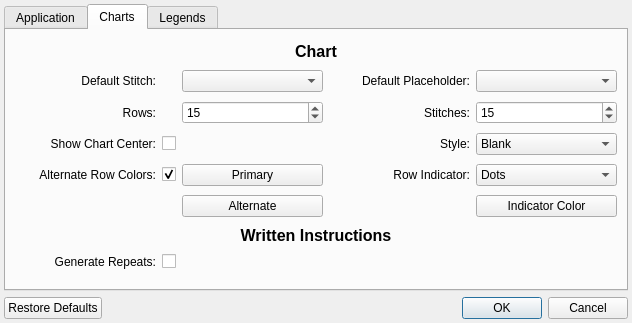
First picture: the form in src/settings.ui, repository iPenguin/CrochetCharts, before the edit.
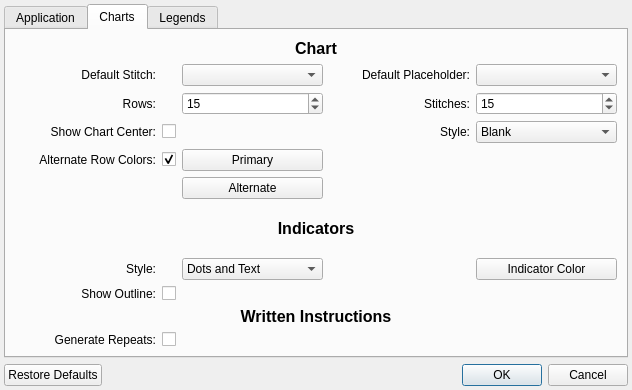
Second picture: the form after the edit. The open tabs and pages were chosen to show the change.

Commit message: Major improvments in Indicator handling.

What changed in the file:
```diff
--- a/src/settings.ui
+++ b/src/settings.ui
@@ -7,7 +7,7 @@
     <x>0</x>
     <y>0</y>
     <width>632</width>
-    <height>323</height>
+    <height>390</height>
    </rect>
   </property>
   <property name="windowTitle">
@@ -268,48 +268,6 @@
          </property>
         </widget>
        </item>
-       <item row="10" column="3">
-        <widget class="QLabel" name="label_28">
-         <property name="text">
-          <string>Row Indicator:</string>
-         </property>
-         <property name="alignment">
-          <set>Qt::AlignRight|Qt::AlignTrailing|Qt::AlignVCenter</set>
-         </property>
-         <property name="buddy">
-          <cstring>chartRowIndicator</cstring>
-         </property>
-        </widget>
-       </item>
-       <item row="11" column="4">
-        <widget class="QPushButton" name="dotColorBttn">
-         <property name="enabled">
-          <bool>true</bool>
-         </property>
-         <property name="text">
-          <string>Indicator Color</string>
-         </property>
-        </widget>
-       </item>
-       <item row="10" column="4">
-        <widget class="QComboBox" name="chartRowIndicator">
-         <item>
-          <property name="text">
-           <string>Dots</string>
-          </property>
-         </item>
-         <item>
-          <property name="text">
-           <string>Text</string>
-          </property>
-         </item>
-         <item>
-          <property name="text">
-           <string>Dots and Text</string>
-          </property>
-         </item>
-        </widget>
-       </item>
        <item row="5" column="4">
         <widget class="QComboBox" name="chartStyle">
          <item>
@@ -342,7 +300,7 @@
          </property>
         </widget>
        </item>
-       <item row="12" column="0" colspan="5">
+       <item row="15" column="0" colspan="5">
         <widget class="QLabel" name="label_3">
          <property name="sizePolicy">
           <sizepolicy hsizetype="Preferred" vsizetype="Fixed">
@@ -359,7 +317,7 @@
          </property>
         </widget>
        </item>
-       <item row="13" column="0">
+       <item row="16" column="0">
         <widget class="QLabel" name="label_22">
          <property name="text">
           <string>Generate Repeats:</string>
@@ -372,7 +330,7 @@
          </property>
         </widget>
        </item>
-       <item row="13" column="1">
+       <item row="16" column="1">
         <widget class="QCheckBox" name="generateTextRepeats">
          <property name="sizePolicy">
           <sizepolicy hsizetype="Fixed" vsizetype="Fixed">
@@ -419,6 +377,82 @@
          </property>
         </widget>
        </item>
+       <item row="12" column="0" colspan="5">
+        <widget class="QLabel" name="label_18">
+         <property name="text">
+          <string>&lt;!DOCTYPE HTML PUBLIC &quot;-//W3C//DTD HTML 4.0//EN&quot; &quot;http://www.w3.org/TR/REC-html40/strict.dtd&quot;&gt;
+&lt;html&gt;&lt;head&gt;&lt;meta name=&quot;qrichtext&quot; content=&quot;1&quot; /&gt;&lt;style type=&quot;text/css&quot;&gt;
+p, li { white-space: pre-wrap; }
+&lt;/style&gt;&lt;/head&gt;&lt;body style=&quot; font-family:'Lucida Grande'; font-size:13pt; font-weight:400; font-style:normal;&quot;&gt;
+&lt;p align=&quot;center&quot; style=&quot; margin-top:0px; margin-bottom:0px; margin-left:0px; margin-right:0px; -qt-block-indent:0; text-indent:0px;&quot;&gt;&lt;span style=&quot; font-size:12pt; font-weight:600;&quot;&gt;Indicators&lt;/span&gt;&lt;/p&gt;&lt;/body&gt;&lt;/html&gt;</string>
+         </property>
+         <property name="alignment">
+          <set>Qt::AlignCenter</set>
+         </property>
+        </widget>
+       </item>
+       <item row="13" column="0">
+        <widget class="QLabel" name="label_28">
+         <property name="text">
+          <string>Style:</string>
+         </property>
+         <property name="alignment">
+          <set>Qt::AlignRight|Qt::AlignTrailing|Qt::AlignVCenter</set>
+         </property>
+         <property name="buddy">
+          <cstring>chartRowIndicator</cstring>
+         </property>
+        </widget>
+       </item>
+       <item row="13" column="2">
+        <widget class="QComboBox" name="chartRowIndicator">
+         <item>
+          <property name="text">
+           <string>Dots and Text</string>
+          </property>
+         </item>
+         <item>
+          <property name="text">
+           <string>Dots</string>
+          </property>
+         </item>
+         <item>
+          <property name="text">
+           <string>Text</string>
+          </property>
+         </item>
+        </widget>
+       </item>
+       <item row="13" column="4">
+        <widget class="QPushButton" name="dotColorBttn">
+         <property name="enabled">
+          <bool>true</bool>
+         </property>
+         <property name="text">
+          <string>Indicator Color</string>
+         </property>
+        </widget>
+       </item>
+       <item row="14" column="1">
+        <widget class="QCheckBox" name="showIndicatorOutline">
+         <property name="text">
+          <string/>
+         </property>
+        </widget>
+       </item>
+       <item row="14" column="0">
+        <widget class="QLabel" name="label_25">
+         <property name="text">
+          <string>Show Outline:</string>
+         </property>
+         <property name="alignment">
+          <set>Qt::AlignRight|Qt::AlignTrailing|Qt::AlignVCenter</set>
+         </property>
+         <property name="buddy">
+          <cstring>showIndicatorOutline</cstring>
+         </property>
+        </widget>
+       </item>
       </layout>
      </widget>
      <widget class="QWidget" name="tab_4">
```
Left out of the diff: 3 changed lines with no effect on the pictures. The commit also changes 5 other files.
